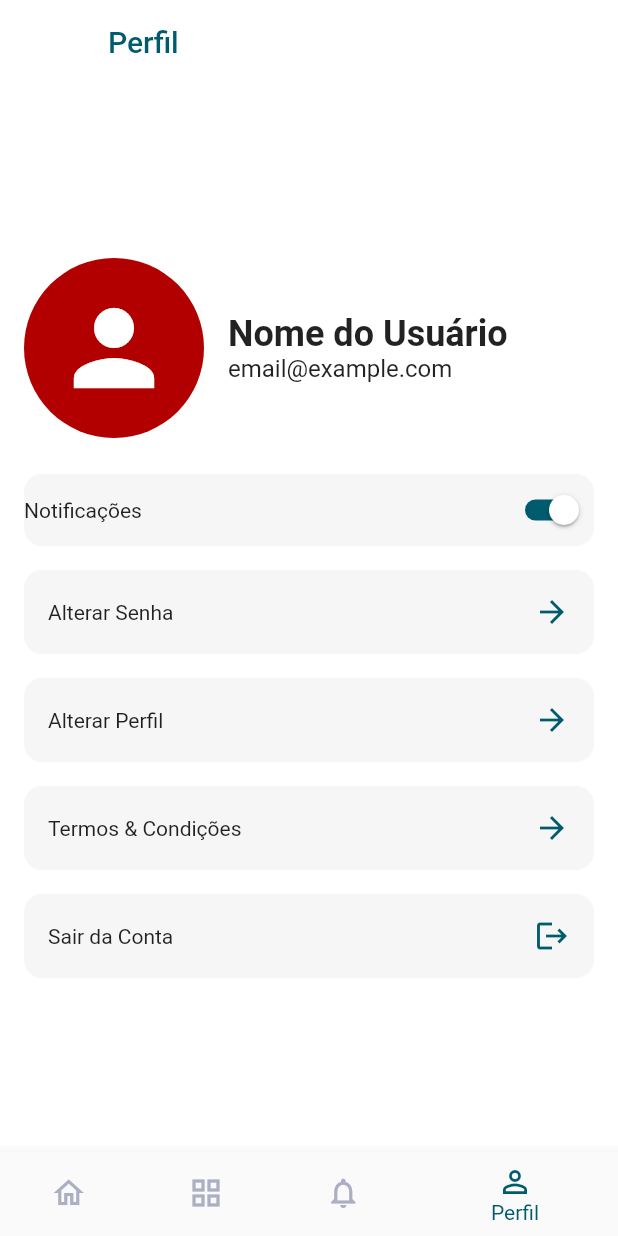
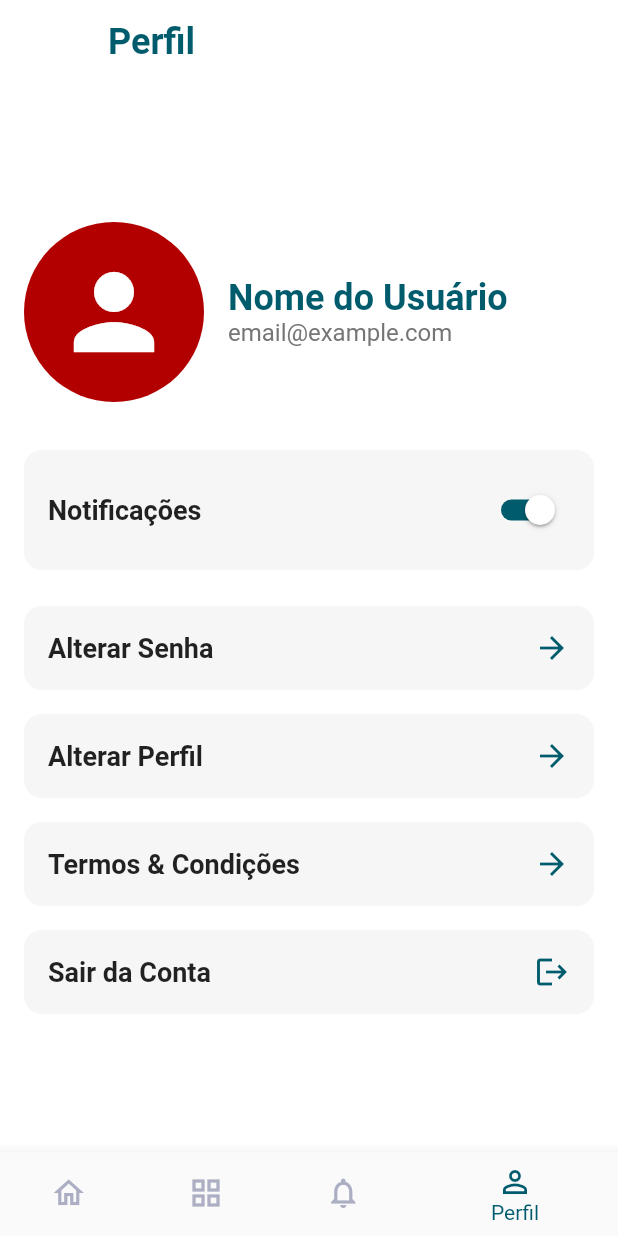
Before and after one commit to CaHaubt/AquaFatec, a Flutter app: the ProfileScreen screen opened by its route, on a phone screen of 412 x 824 dp. Run offline on Flutter 3.47's test engine with Material 2 defaults, Android fonts, the phone set to English and light mode, and no system bars.

Commit message:
Adicionado dialog para sair da conta, acrescentado cores no widget

```diff
--- a/lib/screens/profile.dart
+++ b/lib/screens/profile.dart
@@ -3,7 +3,7 @@ import '/widgets/navibar.dart';
 import '/widgets/colors.dart';
 
 class ProfileScreen extends StatefulWidget {
-  const ProfileScreen({super.key});
+  const ProfileScreen({Key? key}) : super(key: key);
 
   @override
   _ProfileScreenState createState() => _ProfileScreenState();
@@ -11,17 +11,20 @@ class ProfileScreen extends StatefulWidget {
 
 class _ProfileScreenState extends State<ProfileScreen> {
   int _currentIndex = 3;
-  bool notificationsEnabled = true; // Variável para controlar o estado do toggle
+  bool notificationsEnabled = true;
 
   @override
   Widget build(BuildContext context) {
     return Scaffold(
       backgroundColor: MyColors.color4,
       appBar: AppBar(
-        title: Text('Perfil',
-        style: TextStyle(
-          color: MyColors.color3,
-        )
+        title: Text(
+          'Perfil',
+          style: TextStyle(
+            color: MyColors.color3,
+            fontSize: 24,
+            fontWeight: FontWeight.bold,
+          ),
         ),
         backgroundColor: Colors.white,
         elevation: 0,
@@ -44,7 +47,7 @@ class _ProfileScreenState extends State<ProfileScreen> {
                   ),
                 ),
                 const SizedBox(width: 16),
-                const Column(
+                Column(
                   crossAxisAlignment: CrossAxisAlignment.start,
                   children: [
                     Text(
@@ -52,26 +55,37 @@ class _ProfileScreenState extends State<ProfileScreen> {
                       style: TextStyle(
                         fontSize: 24,
                         fontWeight: FontWeight.bold,
+                        color: MyColors.color3,
                       ),
                     ),
                     Text(
                       'email@example.com',
-                      style: TextStyle(fontSize: 16),
+                      style: TextStyle(
+                        fontSize: 16,
+                        color: Colors.grey[600],
+                      ),
                     ),
                   ],
                 ),
               ],
             ),
-            const SizedBox(height: 24),
+            const SizedBox(height: 32),
             Container(
               decoration: BoxDecoration(
                 borderRadius: BorderRadius.circular(12),
                 color: MyColors.containerButton,
               ),
+              padding: const EdgeInsets.all(16),
               child: Row(
                 mainAxisAlignment: MainAxisAlignment.spaceBetween,
                 children: [
-                  const Text('Notificações'),
+                  const Text(
+                    'Notificações',
+                    style: TextStyle(
+                      fontSize: 18,
+                      fontWeight: FontWeight.bold,
+                    ),
+                  ),
                   Switch(
                     value: notificationsEnabled,
                     onChanged: (value) {
@@ -88,100 +102,40 @@ class _ProfileScreenState extends State<ProfileScreen> {
                 ],
               ),
             ),
-            const SizedBox(height: 16),
-            InkWell(
+            const SizedBox(height: 24),
+            _buildProfileOption(
+              text: 'Alterar Senha',
+              icon: Icons.arrow_forward,
               onTap: () {
                 // Implemente a navegação para a tela de Alterar Senha aqui
-                Navigator.pushNamed(context, '/####');
+                Navigator.pushNamed(context, '/alterar_senha');
               },
-              child: Container(
-                decoration: BoxDecoration(
-                  borderRadius: BorderRadius.circular(12),
-                  color: MyColors.containerButton,
-                ),
-                padding: const EdgeInsets.all(16),
-                child: Row(
-                  mainAxisAlignment: MainAxisAlignment.spaceBetween,
-                  children: [
-                    const Text('Alterar Senha'),
-                    Icon(
-                      Icons.arrow_forward,
-                      color: MyColors.color3,
-                    ),
-                  ],
-                ),
-              ),
             ),
             const SizedBox(height: 16),
-            InkWell(
+            _buildProfileOption(
+              text: 'Alterar Perfil',
+              icon: Icons.arrow_forward,
               onTap: () {
                 // Implemente a navegação para a tela de Alterar Perfil aqui
                 Navigator.pushNamed(context, '/alterar_perfil');
               },
-              child: Container(
-                decoration: BoxDecoration(
-                  borderRadius: BorderRadius.circular(12),
-                  color: MyColors.containerButton,
-                ),
-                padding: const EdgeInsets.all(16),
-                child: Row(
-                  mainAxisAlignment: MainAxisAlignment.spaceBetween,
-                  children: [
-                    const Text('Alterar Perfil'),
-                    Icon(
-                      Icons.arrow_forward,
-                      color: MyColors.color3,
-                    ),
-                  ],
-                ),
-              ),
             ),
             const SizedBox(height: 16),
-            InkWell(
+            _buildProfileOption(
+              text: 'Termos & Condições',
+              icon: Icons.arrow_forward,
               onTap: () {
                 // Implemente a navegação para a tela de Termos & Condições aqui
                 Navigator.pushNamed(context, '/termos_condicoes');
               },
-              child: Container(
-                decoration: BoxDecoration(
-                  borderRadius: BorderRadius.circular(12),
-                  color: MyColors.containerButton,
-                ),
-                padding: const EdgeInsets.all(16),
-                child: Row(
-                  mainAxisAlignment: MainAxisAlignment.spaceBetween,
-                  children: [
-                    const Text('Termos & Condições'),
-                    Icon(
-                      Icons.arrow_forward,
-                      color: MyColors.color3,
-                    ),
-                  ],
-                ),
-              ),
             ),
             const SizedBox(height: 16),
-            InkWell(
+            _buildProfileOption(
+              text: 'Sair da Conta',
+              icon: Icons.logout,
               onTap: () {
-                // Implemente a lógica para sair da conta aqui
+                _showLogoutConfirmationDialog(context);
               },
-              child: Container(
-                decoration: BoxDecoration(
-                  borderRadius: BorderRadius.circular(12),
-                  color: MyColors.containerButton,
-                ),
-                padding: const EdgeInsets.all(16),
-                child: Row(
-                  mainAxisAlignment: MainAxisAlignment.spaceBetween,
-                  children: [
-                    const Text('Sair da Conta'),
-                    Icon(
-                      Icons.logout,
-                      color: MyColors.color3,
-                    ),
-                  ],
-                ),
-              ),
             ),
           ],
         ),
@@ -193,17 +147,129 @@ class _ProfileScreenState extends State<ProfileScreen> {
             _currentIndex = menu;
           });
           if (menu == 0) {
-            // Navegar para a tela de menu
             Navigator.pushNamed(context, '/menu');
           } else if (menu == 1) {
-            // Navegar para a tela de modulo
             Navigator.pushNamed(context, '/modulo');
           } else if (menu == 2) {
-            // Navegar para a tela de Perfil
             Navigator.pushNamed(context, '/notificacao');
           }
         },
       ),
     );
   }
+
+  Widget _buildProfileOption({
+    required String text,
+    required IconData icon,
+    required VoidCallback onTap,
+  }) {
+    return InkWell(
+      onTap: onTap,
+      child: Container(
+        decoration: BoxDecoration(
+          borderRadius: BorderRadius.circular(12),
+          color: MyColors.containerButton,
+        ),
+        padding: const EdgeInsets.all(16),
+        child: Row(
+          mainAxisAlignment: MainAxisAlignment.spaceBetween,
+          children: [
+            Text(
+              text,
+              style: const TextStyle(
+                fontSize: 18,
+                fontWeight: FontWeight.bold,
+              ),
+            ),
+            Icon(
+              icon,
+              color: MyColors.color3,
+            ),
+          ],
+        ),
+      ),
+    );
+  }
+
+  Future<void> _showLogoutConfirmationDialog(BuildContext context) async {
+    return showDialog<void>(
+      context: context,
+      builder: (BuildContext context) {
+        return Dialog(
+          shape: RoundedRectangleBorder(
+            borderRadius: BorderRadius.circular(16),
+          ),
+          elevation: 0,
+          backgroundColor: Colors.transparent,
+          child: Container(
+            decoration: BoxDecoration(
+              borderRadius: BorderRadius.circular(16),
+              color: MyColors.dialogBackground,
+            ),
+            padding: const EdgeInsets.all(16),
+            child: Column(
+              mainAxisSize: MainAxisSize.min,
+              children: [
+                Text(
+                  'Tem certeza que deseja sair?',
+                  style: TextStyle(
+                    fontSize: 20,
+                    fontWeight: FontWeight.bold,
+                    color: MyColors.dialogText,
+                  ),
+                ),
+                const SizedBox(height: 16),
+                const Text(
+                  'Ao sair da conta, você precisará fazer login novamente para acessar.',
+                  textAlign: TextAlign.center,
+                  style: TextStyle(
+                    fontSize: 16,
+                    color: Colors.grey,
+                  ),
+                ),
+                const SizedBox(height: 24),
+                Row(
+                  mainAxisAlignment: MainAxisAlignment.spaceAround,
+                  children: [
+                    ElevatedButton(
+                      onPressed: () {
+                        Navigator.of(context).pop();
+                      },
+                      style: ElevatedButton.styleFrom(
+                        backgroundColor: MyColors.cancelButton,
+                      ),
+                      child: const Text(
+                        'Cancelar',
+                        style: TextStyle(
+                          fontSize: 18,
+                          fontWeight: FontWeight.bold,
+                          color: Colors.black,
+                        ),
+                      ),
+                    ),
+                    ElevatedButton(
+                      onPressed: () {
+                        Navigator.of(context).pop();
+                        Navigator.pushNamed(context, '/login');
+                      },
+                      style: ElevatedButton.styleFrom(
+                        backgroundColor: MyColors.confirmButton,
+                      ),
+                      child: const Text(
+                        'Sair',
+                        style: TextStyle(
+                          fontSize: 18,
+                          fontWeight: FontWeight.bold,
+                        ),
+                      ),
+                    ),
+                  ],
+                ),
+              ],
+            ),
+          ),
+        );
+      },
+    );
+  }
 }
--- a/lib/widgets/colors.dart
+++ b/lib/widgets/colors.dart
@@ -1,10 +1,14 @@
 import 'package:flutter/material.dart';
 
-class MyColors{
+class MyColors {
   static Color color1 = const Color.fromRGBO(172, 175, 195, 1.0);
   static Color color2 = const Color.fromRGBO(178, 0, 0, 1.0);
   static Color color3 = const Color.fromRGBO(0, 92, 109, 1.0);
   static Color color4 = const Color.fromRGBO(255, 255, 255, 1.0);
   static Color containerButton = const Color.fromRGBO(246, 246, 246, 1.0);
   static Color offToggle = const Color.fromRGBO(166, 166, 166, 1.0);
+  static Color dialogBackground = Colors.white;
+  static Color dialogText = const Color.fromRGBO(0, 92, 109, 1.0);
+  static Color cancelButton = const Color.fromRGBO(172, 175, 195, 1.0);
+  static Color confirmButton = Colors.red;
 }
```
